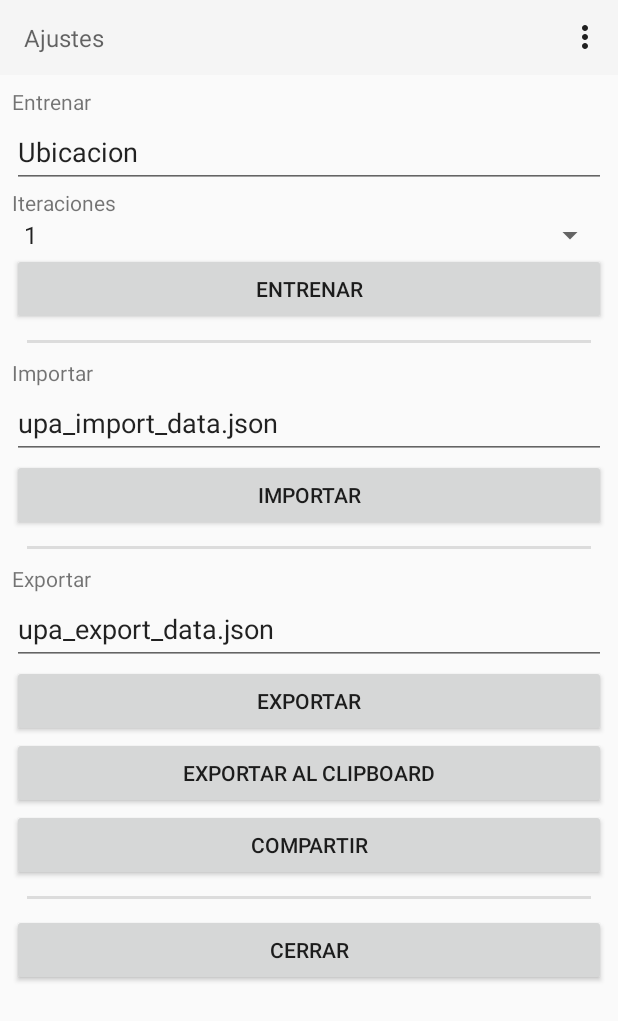
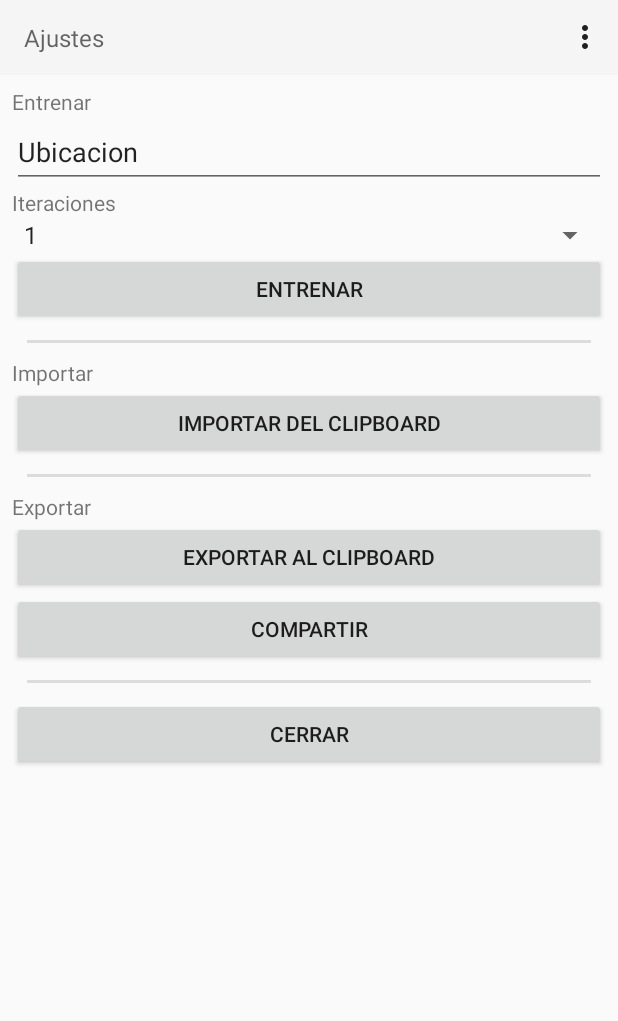
Before and after one commit to gabiOllier/proyecto-UPA, an Android app: the screen it shows after launch (MainActivity), in the options menu, after a tap on "Ajustes", on a phone screen of 412 x 824 dp. Shown: the top 1021 px of the screen. Run offline under Robolectric (Android 15) with nearby library versions, the phone set to English and light mode, and no system bars.

Commit message:
Depuracion de codigo. Simplificacion de import/export mediante clipboard.

```diff
--- a/app/src/main/AndroidManifest.xml
+++ b/app/src/main/AndroidManifest.xml
@@ -10,6 +10,7 @@
     <uses-permission android:name="android.permission.CHANGE_WIFI_STATE" />
     <uses-permission android:name="android.permission.READ_EXTERNAL_STORAGE" />
     <uses-permission android:name="android.permission.WRITE_EXTERNAL_STORAGE" />
+    <uses-permission android:name="android.permission.READ_CLIPBOARD" />
 
     <application
         android:allowBackup="true"
--- a/app/src/main/java/ar/edu/info/lidi/upa/MainActivity.java
+++ b/app/src/main/java/ar/edu/info/lidi/upa/MainActivity.java
@@ -11,6 +11,7 @@ import androidx.core.content.ContextCompat;
 
 import android.Manifest;
 import android.content.ClipData;
+import android.content.ClipDescription;
 import android.content.ClipboardManager;
 import android.content.Context;
 import android.content.Intent;
@@ -43,21 +44,17 @@ public class MainActivity extends AppCompatActivity implements ProcessCompletedC
     Button dondeEstoyButton;
     Button entrenarButton;
     Button cerrarButton;
-    Button exportarButton;
     Button exportarAlClipboardButton;
+    Button importarDelClipboardButton;
     Button compartir;
-    Button importarButton;
     EditText ubicacionEditText;
     Spinner iterationsSpinner;
-    EditText exportarEditText;
-    EditText importarEditText;
+
 
     PositionAssistanceInterface posAssist;
     JSONExporter exporter;
     JSONImporter importer;
 
-    ActivityResultLauncher<String> importContent = null;
-    ActivityResultLauncher<Uri> exportContent = null;
     int totalIterations = 0;
 
     private static final int PERMISSIONS_REQUEST_READ_EXTERNAL_STORAGE = 1;
@@ -88,15 +85,12 @@ public class MainActivity extends AppCompatActivity implements ProcessCompletedC
 
         dondeEstoyButton = findViewById(R.id.dondeEstoyButton);
         entrenarButton = findViewById(R.id.entrenarButton);
-        exportarButton = findViewById(R.id.exportartButton);
         exportarAlClipboardButton = findViewById(R.id.exportartAlClipboardButton);
+        importarDelClipboardButton = findViewById(R.id.importarDelClipboardButton);
         compartir = findViewById(R.id.compartir);
-        importarButton = findViewById(R.id.importarButton);
         cerrarButton = findViewById(R.id.cerrarButton);
         ubicacionEditText = findViewById(R.id.ubicacionEditText);
         iterationsSpinner = findViewById(R.id.iterationsSpinner);
-        exportarEditText = findViewById(R.id.exportarEditText);
-        importarEditText = findViewById(R.id.importarEditText);
 
         String[] opciones = {"0", "1", "2", "3", "4", "5", "6", "7", "8", "9", "10"};
         ArrayAdapter<String> adaptador = new ArrayAdapter<>(this, android.R.layout.simple_spinner_item, opciones);
@@ -116,20 +110,12 @@ public class MainActivity extends AppCompatActivity implements ProcessCompletedC
             }
             return false;
         });
-
-        importContent = registerForActivityResult(new ActivityResultContracts.GetContent(),
-                uri -> importFromFile(uri));
-
-        exportContent = registerForActivityResult(new ActivityResultContracts.OpenDocumentTree(),
-                uri -> exportToFile(uri));
-
         cerrarButton.setOnClickListener(v -> goAssistState());
         dondeEstoyButton.setOnClickListener(v -> estimateLocation());
         entrenarButton.setOnClickListener(v -> startTraining());
-        exportarButton.setOnClickListener(v -> launchExport());
         exportarAlClipboardButton.setOnClickListener(v -> exportToClipboard());
+        importarDelClipboardButton.setOnClickListener(v -> importFromClipboard());
         compartir.setOnClickListener(v -> share());
-        importarButton.setOnClickListener(v -> launchImport());
     }
 
 
@@ -146,19 +132,6 @@ public class MainActivity extends AppCompatActivity implements ProcessCompletedC
             ActivityCompat.requestPermissions(this, new String[]{Manifest.permission.ACCESS_FINE_LOCATION}, PERMISSIONS_REQUEST_ACCESS_FINE_LOCATION);
         }
     }
-
-    @Override
-    public void onRequestPermissionsResult(int requestCode, String[] permissions, int[] grantResults) {
-        super.onRequestPermissionsResult(requestCode, permissions, grantResults);
-        if (requestCode == PERMISSIONS_REQUEST_READ_EXTERNAL_STORAGE) {
-            if (grantResults.length > 0 && grantResults[0] == PackageManager.PERMISSION_GRANTED) {
-                status("PERMISO ACEPTADO!");
-            } else {
-                status("PERMISO DENEGADO!");
-            }
-        }
-    }
-
 
     protected void goAssistState() {
         status("UPA");
@@ -222,38 +195,28 @@ public class MainActivity extends AppCompatActivity implements ProcessCompletedC
         status(ex.getMessage());
     }
 
-    protected void launchExport() {
-        importContent.launch(Uri.fromFile(Environment.getExternalStorageDirectory()).toString());
-    }
-    protected void exportToFile(Uri uri) {
+    protected void exportToClipboard() {
         try {
-            exporter.export(uri + File.separator + exportarEditText.getText().toString(), posAssist.getTrainingSet());
-            status("Exportado a Documentos");
-        } catch (Exception e) {
-            e.printStackTrace();
-            status("ERR: " + e.getMessage());
-        }
-    }
-    protected void launchImport() {
-        importContent.launch("application/json");
-    }
-
-    protected void importFromFile(Uri uri) {
-        try {
-            importer.importIt(uri.getPath(), posAssist);
-            status("Importado desde Documentos");
+            ClipboardManager clipboardManager = (ClipboardManager) getSystemService(Context.CLIPBOARD_SERVICE);
+            ClipData clip = ClipData.newPlainText("text", exporter.toJSON(posAssist.getTrainingSet()));
+            clipboardManager.setPrimaryClip(clip);
+            status("Copiado al clipboard!");
         } catch (Exception e) {
             e.printStackTrace();
             status("ERR: " + e.getMessage());
         }
     }
 
-
-    protected void exportToClipboard() {
+    protected void importFromClipboard() {
         try {
-            ClipboardManager clipboardManager = (ClipboardManager) getSystemService(Context.CLIPBOARD_SERVICE);
-            ClipData clip = ClipData.newPlainText("text", exporter.toJSON(posAssist.getTrainingSet()));
-            clipboardManager.setPrimaryClip(clip);
+            ClipboardManager clipboard = (ClipboardManager) getSystemService(Context.CLIPBOARD_SERVICE);
+            if (clipboard.hasPrimaryClip() && clipboard.getPrimaryClipDescription().hasMimeType(ClipDescription.MIMETYPE_TEXT_PLAIN)) {
+                ClipData.Item item = clipboard.getPrimaryClip().getItemAt(0);
+                posAssist.setTrainingSet(importer.fromJSON(item.getText().toString()));
+                status("Copiado desde el clipboard!");
+                return;
+            }
+            status("Formato invalido");
         } catch (Exception e) {
             e.printStackTrace();
             status("ERR: " + e.getMessage());
--- a/app/src/main/java/ar/edu/info/lidi/upa/model/ScanDetail.java
+++ b/app/src/main/java/ar/edu/info/lidi/upa/model/ScanDetail.java
@@ -1,4 +1,7 @@
 package ar.edu.info.lidi.upa.model;
+
+import com.fasterxml.jackson.annotation.JsonCreator;
+import com.fasterxml.jackson.annotation.JsonProperty;
 
 public class ScanDetail {
 
@@ -7,7 +10,8 @@ public class ScanDetail {
     /** Intensidad de la señal (%) */
     protected int ss;
 
-    public ScanDetail(String bbsid, int signalStrength) {
+    @JsonCreator
+    public ScanDetail(@JsonProperty("bbsid") String bbsid, @JsonProperty("signalStrength") int signalStrength) {
         this.bbsid = bbsid;
         this.ss = signalStrength;
     }
--- a/app/src/main/java/ar/edu/info/lidi/upa/model/TrainingSet.java
+++ b/app/src/main/java/ar/edu/info/lidi/upa/model/TrainingSet.java
@@ -1,4 +1,7 @@
 package ar.edu.info.lidi.upa.model;
+
+import com.fasterxml.jackson.annotation.JsonCreator;
+import com.fasterxml.jackson.annotation.JsonProperty;
 
 import java.util.ArrayList;
 import java.util.List;
@@ -8,9 +11,17 @@ public class TrainingSet {
     /** Nomina de ubicaciones */
     protected List<Location> locations = new ArrayList<>();
 
+    public TrainingSet() {}
+
+    @JsonCreator
+    public TrainingSet(@JsonProperty("locations") List<Location> locations) {
+        this.locations = locations;
+    }
+
     public List<Location> getLocations() {
         return locations;
     }
+
     public void setLocations(List<Location> locations) {
         this.locations = locations;
     }
--- a/app/src/main/java/ar/edu/info/lidi/upa/utils/JSONImporter.java
+++ b/app/src/main/java/ar/edu/info/lidi/upa/utils/JSONImporter.java
@@ -11,10 +11,8 @@ import ar.edu.info.lidi.upa.model.TrainingSet;
 
 public class JSONImporter {
 
-    public void importIt(String filename, PositionAssistanceInterface iface) throws Exception {
-        File file = new File(filename);
+    public TrainingSet fromJSON(String json) throws Exception {
         ObjectMapper mapper = new ObjectMapper();
-        TrainingSet ts = mapper.readValue(file, TrainingSet.class);
-        iface.setTrainingSet(ts);
+        return mapper.readValue(json, TrainingSet.class);
     }
 }
--- a/app/src/main/res/layout/activity_main.xml
+++ b/app/src/main/res/layout/activity_main.xml
@@ -108,20 +108,11 @@
                     android:layout_height="wrap_content"
                     android:text="@string/importar" />
 
-                <EditText
-                    android:id="@+id/importarEditText"
+                <Button
+                    android:id="@+id/importarDelClipboardButton"
                     android:layout_width="match_parent"
                     android:layout_height="wrap_content"
-                    android:ems="10"
-                    android:inputType="text"
-                    android:minHeight="48dp"
-                    android:text="@string/importar_filename" />
-
-                <Button
-                    android:id="@+id/importarButton"
-                    android:layout_width="match_parent"
-                    android:layout_height="wrap_content"
-                    android:text="@string/importar" />
+                    android:text="@string/importarDelClipboard" />
 
                 <View
                     android:layout_width="match_parent"
@@ -131,21 +122,6 @@
 
                 <TextView
                     android:id="@+id/exportarTextView"
-                    android:layout_width="match_parent"
-                    android:layout_height="wrap_content"
-                    android:text="@string/exportar" />
-
-                <EditText
-                    android:id="@+id/exportarEditText"
-                    android:layout_width="match_parent"
-                    android:layout_height="wrap_content"
-                    android:ems="10"
-                    android:inputType="text"
-                    android:minHeight="48dp"
-                    android:text="@string/exportar_filename" />
-
-                <Button
-                    android:id="@+id/exportartButton"
                     android:layout_width="match_parent"
                     android:layout_height="wrap_content"
                     android:text="@string/exportar" />
--- a/app/src/main/res/values/strings.xml
+++ b/app/src/main/res/values/strings.xml
@@ -5,6 +5,7 @@
     <string name="importar_filename">upa_import_data.json</string>
     <string name="exportar">Exportar</string>
     <string name="exportarAlClipboard">Exportar al Clipboard</string>
+    <string name="importarDelClipboard">Importar del Clipboard</string>
     <string name="compartir">Compartir</string>
     <string name="exportar_filename">upa_export_data.json</string>
     <string name="donde_estoy">¿Donde Estoy?</string>
```
Also changed, not shown: app/src/main/java/ar/edu/info/lidi/upa/model/Location.java (+10 -0 lines), app/src/main/java/ar/edu/info/lidi/upa/utils/JSONExporter.java (+0 -7 lines).
